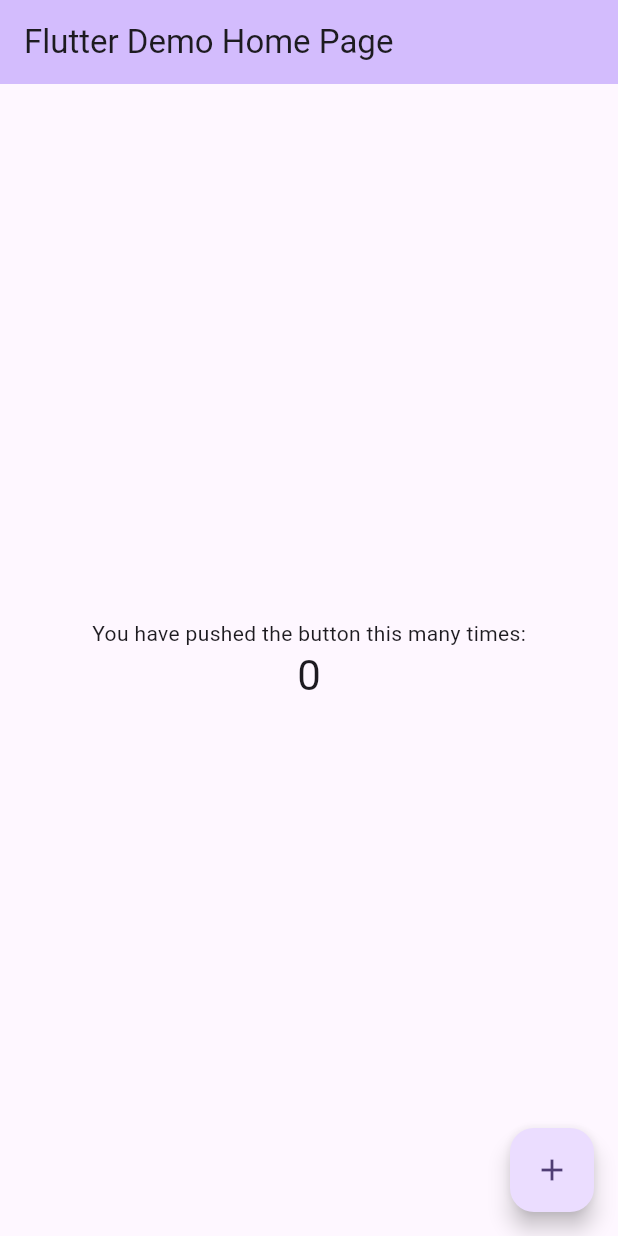
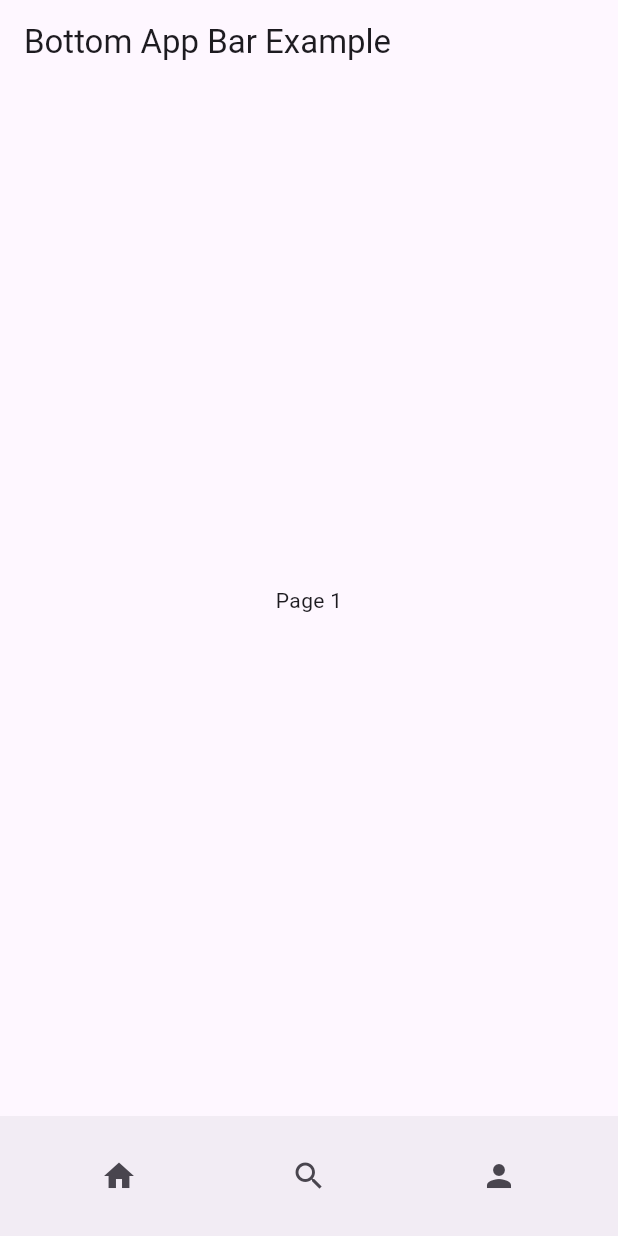
Before and after one commit to HanawuZ/flutter-basic, a Flutter app: the screen it shows after launch, on a phone screen of 412 x 824 dp. Run offline on Flutter 3.47's test engine with Material 2 defaults, Android fonts, the phone set to English and light mode, and no system bars.

Commit message:
add single scaffold

```diff
--- a/expense_tracker_app/lib/main.dart
+++ b/expense_tracker_app/lib/main.dart
@@ -1,5 +1,6 @@
 import 'package:flutter/material.dart';
-
+import 'package:expense_tracker_app/screens/home.dart';
+import 'package:expense_tracker_app/widgets/appbar.dart';
 void main() {
   runApp(const MyApp());
 }
@@ -31,13 +32,13 @@ class MyApp extends StatelessWidget {
         colorScheme: ColorScheme.fromSeed(seedColor: Colors.deepPurple),
         useMaterial3: true,
       ),
-      home: const MyHomePage(title: 'Flutter Demo Home Page'),
+      home: const ExpenseTrackerApp(),
     );
   }
 }
 
-class MyHomePage extends StatefulWidget {
-  const MyHomePage({super.key, required this.title});
+class ExpenseTrackerApp extends StatefulWidget {
+  const ExpenseTrackerApp({super.key});
 
   // This widget is the home page of your application. It is stateful, meaning
   // that it has a State object (defined below) that contains fields that affect
@@ -48,78 +49,86 @@ class MyHomePage extends StatefulWidget {
   // used by the build method of the State. Fields in a Widget subclass are
   // always marked "final".
 
-  final String title;
-
   @override
-  State<MyHomePage> createState() => _MyHomePageState();
+  State<ExpenseTrackerApp> createState() => _ExpenseTrackerAppState();
 }
 
-class _MyHomePageState extends State<MyHomePage> {
-  int _counter = 0;
+class _ExpenseTrackerAppState extends State<ExpenseTrackerApp> {
+  int _currentIndex = 0;
 
-  void _incrementCounter() {
-    setState(() {
-      // This call to setState tells the Flutter framework that something has
-      // changed in this State, which causes it to rerun the build method below
-      // so that the display can reflect the updated values. If we changed
-      // _counter without calling setState(), then the build method would not be
-      // called again, and so nothing would appear to happen.
-      _counter++;
-    });
-  }
+  final List<Widget> _pages = [
+    Page1(),
+    Page2(),
+    Page3(),
+  ];
 
   @override
   Widget build(BuildContext context) {
-    // This method is rerun every time setState is called, for instance as done
-    // by the _incrementCounter method above.
-    //
-    // The Flutter framework has been optimized to make rerunning build methods
-    // fast, so that you can just rebuild anything that needs updating rather
-    // than having to individually change instances of widgets.
     return Scaffold(
       appBar: AppBar(
-        // TRY THIS: Try changing the color here to a specific color (to
-        // Colors.amber, perhaps?) and trigger a hot reload to see the AppBar
-        // change color while the other colors stay the same.
-        backgroundColor: Theme.of(context).colorScheme.inversePrimary,
-        // Here we take the value from the MyHomePage object that was created by
-        // the App.build method, and use it to set our appbar title.
-        title: Text(widget.title),
+        title: Text('Bottom App Bar Example'),
       ),
-      body: Center(
-        // Center is a layout widget. It takes a single child and positions it
-        // in the middle of the parent.
-        child: Column(
-          // Column is also a layout widget. It takes a list of children and
-          // arranges them vertically. By default, it sizes itself to fit its
-          // children horizontally, and tries to be as tall as its parent.
-          //
-          // Column has various properties to control how it sizes itself and
-          // how it positions its children. Here we use mainAxisAlignment to
-          // center the children vertically; the main axis here is the vertical
-          // axis because Columns are vertical (the cross axis would be
-          // horizontal).
-          //
-          // TRY THIS: Invoke "debug painting" (choose the "Toggle Debug Paint"
-          // action in the IDE, or press "p" in the console), to see the
-          // wireframe for each widget.
-          mainAxisAlignment: MainAxisAlignment.center,
+      body: _pages[_currentIndex],
+      bottomNavigationBar: BottomAppBar(
+        shape: CircularNotchedRectangle(),
+        notchMargin: 8.0,
+        child: Row(
+          mainAxisAlignment: MainAxisAlignment.spaceAround,
           children: <Widget>[
-            const Text(
-              'You have pushed the button this many times:',
+            IconButton(
+              icon: Icon(Icons.home),
+              onPressed: () {
+                _changePage(0);
+              },
             ),
-            Text(
-              '$_counter',
-              style: Theme.of(context).textTheme.headlineMedium,
+            IconButton(
+              icon: Icon(Icons.search),
+              onPressed: () {
+                _changePage(1);
+              },
+            ),
+            IconButton(
+              icon: Icon(Icons.person),
+              onPressed: () {
+                _changePage(2);
+              },
             ),
           ],
         ),
       ),
-      floatingActionButton: FloatingActionButton(
-        onPressed: _incrementCounter,
-        tooltip: 'Increment',
-        child: const Icon(Icons.add),
-      ), // This trailing comma makes auto-formatting nicer for build methods.
+    );
+  }
+
+  void _changePage(int index) {
+    setState(() {
+      _currentIndex = index;
+    });
+  }
+}
+
+class Page1 extends StatelessWidget {
+  @override
+  Widget build(BuildContext context) {
+    return Center(
+      child: Text('Page 1'),
     );
   }
 }
+
+class Page2 extends StatelessWidget {
+  @override
+  Widget build(BuildContext context) {
+    return Center(
+      child: Text('Page 2323dqdqw3233'),
+    );
+  }
+}
+
+class Page3 extends StatelessWidget {
+  @override
+  Widget build(BuildContext context) {
+    return Center(
+      child: Text('Page 3'),
+    );
+  }
+}
```
Also changed, not shown: expense_tracker_app/lib/models/dto/expense.dart (added, +9 -0 lines), expense_tracker_app/lib/screens/home.dart (added, +58 -0 lines), expense_tracker_app/lib/widgets/appbar.dart (added, +28 -0 lines), expense_tracker_app/lib/widgets/expense_card.dart (added, +42 -0 lines).
